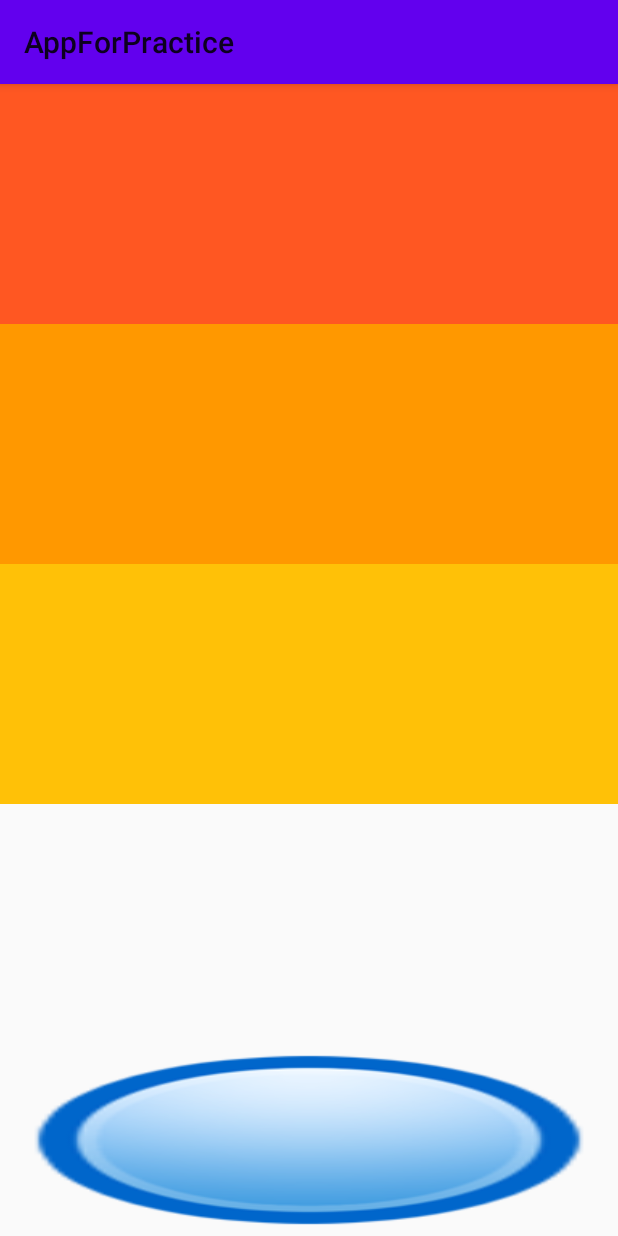
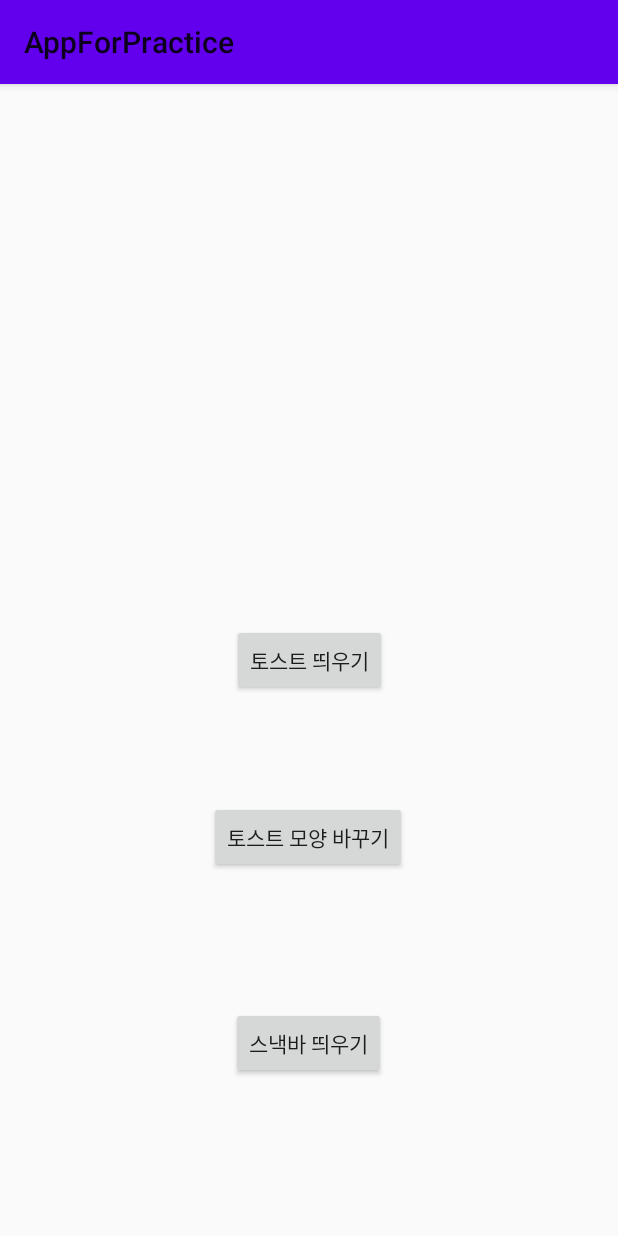
Before and after one commit to choimyungbin/GDSC_Android, an Android app: the screen it shows after launch (MainActivity), on a phone screen of 412 x 824 dp. Run offline under Robolectric (Android 15) with nearby library versions, the phone set to English and light mode, and no system bars; 1 statement that could not run was skipped.

Commit message:
Add Toast and SnackBar

```diff
--- a/app/build.gradle
+++ b/app/build.gradle
@@ -37,7 +37,7 @@ dependencies {
     implementation 'androidx.appcompat:appcompat:1.4.1'
     implementation 'com.google.android.material:material:1.5.0'
     implementation 'androidx.constraintlayout:constraintlayout:2.1.3'
-    testImplementation 'junit:junit:4.+'
+    implementation 'com.google.android.material:material:1.0.0'
     androidTestImplementation 'androidx.test.ext:junit:1.1.3'
     androidTestImplementation 'androidx.test.espresso:espresso-core:3.4.0'
 
--- a/app/src/main/java/com/appdong/constraintlayout/MainActivity.kt
+++ b/app/src/main/java/com/appdong/constraintlayout/MainActivity.kt
@@ -1,98 +1,45 @@
 package com.appdong.constraintlayout
 
 import android.os.Bundle
-import android.view.GestureDetector
-import android.view.KeyEvent
-import android.view.MotionEvent
-import android.view.View
-import android.view.View.OnTouchListener
+import android.view.Gravity
+import android.view.ViewGroup
+import android.widget.Button
 import android.widget.TextView
 import android.widget.Toast
+import android.widget.Toast.makeText
 import androidx.appcompat.app.AppCompatActivity
+import com.google.android.material.snackbar.Snackbar
 
 class MainActivity : AppCompatActivity() {
-	var textView : TextView? = null
-	var detector : GestureDetector? = null
 	override fun onCreate(savedInstanceState: Bundle?) {
 		super.onCreate(savedInstanceState)
 		setContentView(R.layout.activity_main)
 
-		textView = findViewById(R.id.textView)
-		var view : View? = findViewById(R.id.view)
-		view?.setOnTouchListener(object : View.OnTouchListener {
-			override fun onTouch(v: View?, event: MotionEvent?): Boolean {
-				val action:Int = event!!.action
-				val curX = event.getX()
-				val curY = event.getY()
+		val button = findViewById<Button>(R.id.toastbutton)
+		button.setOnClickListener { v ->
+			val toast = makeText(this, "위치가 바뀐 토스트", Toast.LENGTH_LONG)
+			toast.setGravity(Gravity.TOP or Gravity.LEFT, 200, 200)
+			toast.show()
+		}
+		val button2 = findViewById<Button>(R.id.changebutton)
+		button.setOnClickListener { v ->
+			val inflater = layoutInflater
+			val layout = inflater.inflate(R.layout.toastborder, findViewById(R.id.toast_layout_root))
+			val text = layout.findViewById<TextView>(R.id.textToast)
+			text.text = "모양을 바꾼 토스트"
 
-				when (event?.action) {
-					MotionEvent.ACTION_DOWN -> println("손가락 눌렸음 : $curX, $curY")
-					MotionEvent.ACTION_MOVE -> println("손가락 움직임 : $curX, $curY")
-					MotionEvent.ACTION_UP -> println("손가락 떼졌음 : $curX, $curY")
-				}
-				//리턴값이 false면 seekbar 동작 안됨
-				return true //or false
-			}
-		})
-		detector = GestureDetector(this, object : GestureDetector.OnGestureListener {
-			override fun onDown(motionEvent: MotionEvent): Boolean {
-				println("화면 눌림")
-				return false
-			}
+			val toast = Toast(applicationContext) //new 필요 x
+			toast.setGravity(Gravity.CENTER, 0, -100)
+			toast.duration = Toast.LENGTH_LONG
+			toast.view = layout
 
-			override fun onShowPress(motionEvent: MotionEvent) {
-				println("화면 눌렀다 떼어짐")
-			}
-
-			override fun onSingleTapUp(motionEvent: MotionEvent): Boolean {
-				println("화면을 한손으로 눌렀다 떼어짐")
-				return false
-			}
-
-			override fun onScroll(
-				motionEvent: MotionEvent,
-				motionEvent1: MotionEvent,
-				v: Float,
-				v1: Float
-			): Boolean {
-				println("화면이 눌린채 일정한 속도와 방향으로 움직임 $v, $v1")
-				return false
-			}
-
-			override fun onLongPress(motionEvent: MotionEvent) {
-				println("화면을 손가락으로 오래 누름")
-			}
-
-			override fun onFling(
-				motionEvent: MotionEvent,
-				motionEvent1: MotionEvent,
-				v: Float,
-				v1: Float
-			): Boolean {
-				println("화면이 눌린채 가속도를 붙여 움직임 $v, $v1")
-				return false
-			}
-		})
-
-		val view2 : View = findViewById(R.id.view2)
-		view2.setOnTouchListener(object : View.OnTouchListener {
-			override fun onTouch(v: View?, event: MotionEvent?): Boolean {
-				detector!!.onTouchEvent(event)
-				return true //or false
-			}
-		})
+			toast.show()
+		}
+		val button3 = findViewById<Button>(R.id.button3)
+		button3.setOnClickListener { v ->
+			Snackbar.make(v, "스낵바입니다", Snackbar.LENGTH_LONG).show()
+		}
 	}
 
 
-	override fun onKeyDown(keyCode: Int, event: KeyEvent?): Boolean {
-		if(keyCode == KeyEvent.KEYCODE_BACK){
-			Toast.makeText(this, "시스템 Back 버튼 눌림", Toast.LENGTH_LONG).show()
-			return true
-		}
-		return false
-	}
-
-	public fun println (data : String) : Unit{
-		textView?.append(data + "\n")
-	}
 }
--- a/app/src/main/res/layout/activity_main.xml
+++ b/app/src/main/res/layout/activity_main.xml
@@ -1,47 +1,42 @@
 <?xml version="1.0" encoding="utf-8"?>
-<LinearLayout xmlns:android="http://schemas.android.com/apk/res/android"
+<androidx.constraintlayout.widget.ConstraintLayout xmlns:android="http://schemas.android.com/apk/res/android"
+    xmlns:app="http://schemas.android.com/apk/res-auto"
+    xmlns:tools="http://schemas.android.com/tools"
     android:layout_width="match_parent"
     android:layout_height="match_parent"
     android:orientation="vertical">
 
-    <View
-        android:id="@+id/view"
-        android:layout_width="match_parent"
-        android:layout_height="0dp"
-        android:layout_weight="1"
-        android:background="@color/orange" />
+    <Button
+        android:id="@+id/toastbutton"
+        android:layout_width="wrap_content"
+        android:layout_height="wrap_content"
+        android:text="토스트 띄우기"
+        app:layout_constraintBottom_toBottomOf="parent"
+        app:layout_constraintEnd_toEndOf="parent"
+        app:layout_constraintStart_toStartOf="parent"
+        app:layout_constraintTop_toTopOf="parent" />
 
-    <View
-        android:id="@+id/view2"
-        android:layout_width="match_parent"
-        android:layout_height="0dp"
-        android:layout_weight="1"
-        android:background="@color/mandarine" />
+    <Button
+        android:id="@+id/changebutton"
+        android:layout_width="wrap_content"
+        android:layout_height="wrap_content"
+        android:text="토스트 모양 바꾸기"
+        app:layout_constraintBottom_toBottomOf="parent"
+        app:layout_constraintEnd_toEndOf="parent"
+        app:layout_constraintHorizontal_bias="0.498"
+        app:layout_constraintStart_toStartOf="parent"
+        app:layout_constraintTop_toTopOf="parent"
+        app:layout_constraintVertical_bias="0.664" />
 
-    <View
-        android:layout_width="match_parent"
-        android:layout_height="0dp"
-        android:layout_weight="1"
-        android:background="@color/yellow" />
-    <ScrollView
-        android:layout_width="match_parent"
-        android:layout_height="0dp"
-        android:layout_weight="1" >
-
-        <TextView
-            android:id="@+id/textView"
-            android:layout_width="match_parent"
-            android:layout_height="match_parent"
-            android:textColor="#000000"
-            android:textSize="16dp" />
-    </ScrollView>
-
-    <EditText
-        android:id="@+id/editText"
-        android:layout_width="match_parent"
+    <Button
+        android:id="@+id/button20"
+        android:layout_width="wrap_content"
         android:layout_height="wrap_content"
-        android:ems="10"
-        android:inputType="text"
-        android:text=""
-        android:background="@drawable/my_selector"/>
-</LinearLayout>
+        android:text="스낵바 띄우기"
+        app:layout_constraintBottom_toBottomOf="parent"
+        app:layout_constraintEnd_toEndOf="parent"
+        app:layout_constraintHorizontal_bias="0.498"
+        app:layout_constraintStart_toStartOf="parent"
+        app:layout_constraintTop_toTopOf="parent"
+        app:layout_constraintVertical_bias="0.855" />
+</androidx.constraintlayout.widget.ConstraintLayout>
```
Also changed, not shown: app/src/main/java/com/appdong/constraintlayout/EventActivity.kt (added, +97 -0 lines), app/src/main/res/drawable/toast.xml (added, +18 -0 lines), app/src/main/res/layout/event.xml (added, +47 -0 lines), app/src/main/res/layout/toastborder.xml (added, +17 -0 lines), 1 other file.
